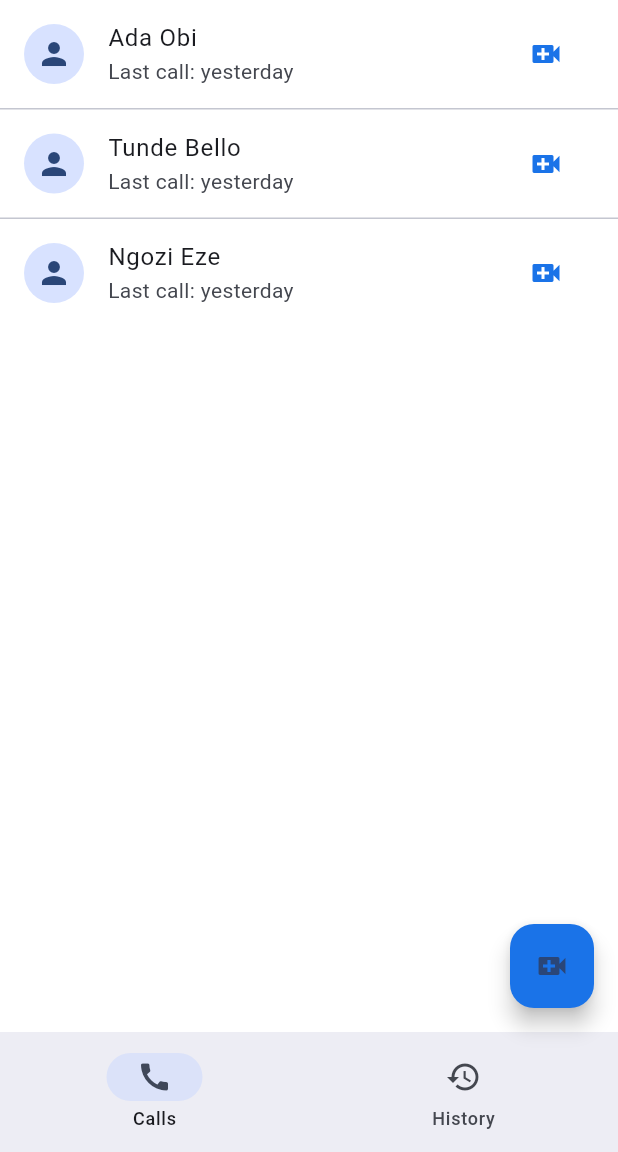
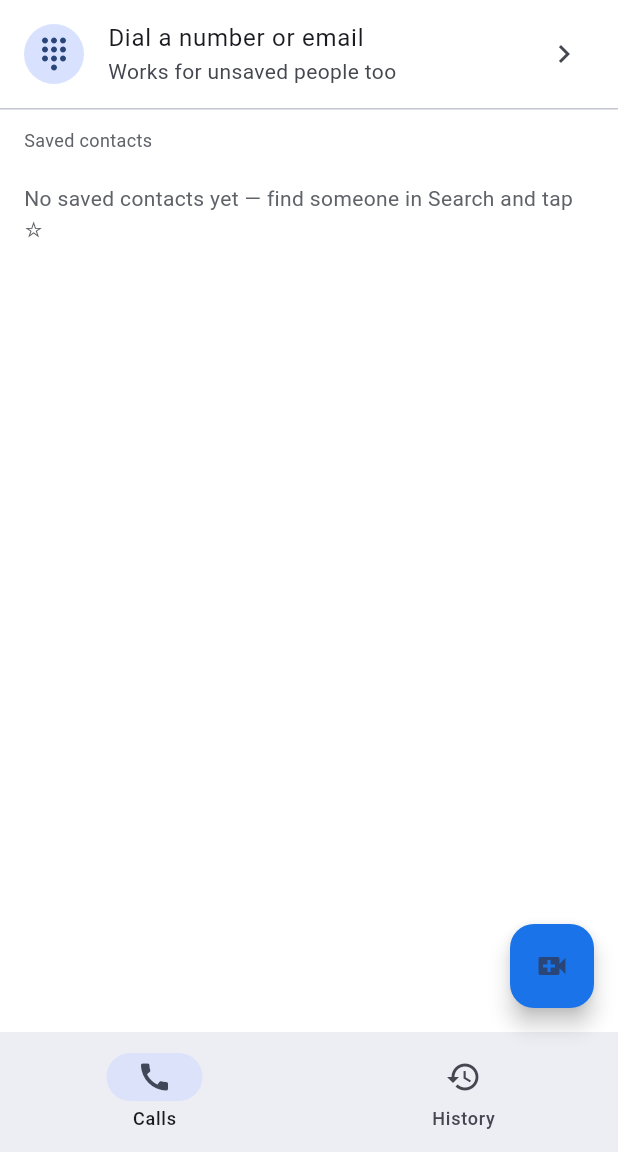
Before and after one commit to SirLifted/CallGuard, a Flutter app: the HomeScreen screen opened by its route, after a tap on the "video call" icon, on a phone screen of 412 x 824 dp, the part 84-1236 px from its top. Run offline on Flutter 3.47's test engine with Material 3 defaults, Android fonts, the phone set to English and light mode, and no system bars; our stand-ins replace flutter_riverpod, go_router, supabase_flutter; missing offline and left inert: livekit_client; accounts and stored records are empty.

Commit message:
Real dialing: directory search, dial pad, favorites, one-tap call join

```diff
--- /dev/null
+++ b/apps/mobile/lib/calls/pending_call.dart
@@ -0,0 +1,12 @@
+// A call the server just opened for us: relay address + our entry ticket + room id.
+// Set right before navigating to /call/:id; the call screen joins once, then clears it.
+import 'package:flutter_riverpod/flutter_riverpod.dart';
+
+class PendingCall {
+  final String url;
+  final String token;
+  final String callId;
+  const PendingCall({required this.url, required this.token, required this.callId});
+}
+
+final pendingCallProvider = StateProvider<PendingCall?>((_) => null);
--- /dev/null
+++ b/apps/mobile/lib/contacts/favorites_service.dart
@@ -0,0 +1,63 @@
+// Saved contacts (favorites): the app's own address book, same on web/PC/phone.
+// Reads/writes the favorites table directly (RLS: own rows only).
+import 'package:flutter_riverpod/flutter_riverpod.dart';
+import 'package:supabase_flutter/supabase_flutter.dart';
+
+class FavoritesState {
+  final List<Map<String, dynamic>> items; // [{id, display_name}]
+  final bool loading;
+  final String error;
+  const FavoritesState({this.items = const [], this.loading = false, this.error = ''});
+
+  bool isFav(String id) => items.any((e) => e['id'] == id);
+
+  FavoritesState copyWith({List<Map<String, dynamic>>? items, bool? loading, String? error}) {
+    return FavoritesState(
+      items: items ?? this.items,
+      loading: loading ?? this.loading,
+      error: error ?? this.error,
+    );
+  }
+}
+
+class FavoritesService extends StateNotifier<FavoritesState> {
+  FavoritesService() : super(const FavoritesState());
+
+  Future<void> refresh() async {
+    state = state.copyWith(loading: true, error: '');
+    try {
+      final client = Supabase.instance.client;
+      final favRows =
+          await client.from('favorites').select('fav_user_id') as List;
+      final ids = [for (final r in favRows) (r as Map)['fav_user_id'] as String];
+      if (ids.isEmpty) {
+        state = state.copyWith(items: const [], loading: false);
+        return;
+      }
+      final users =
+          await client.from('users').select('id,display_name').inFilter('id', ids) as List;
+      state = state.copyWith(
+          items: [for (final u in users) (u as Map).cast<String, dynamic>()], loading: false);
+    } catch (_) {
+      state = state.copyWith(loading: false, error: 'Could not load — Retry');
+    }
+  }
+
+  Future<void> toggle(String favUserId) async {
+    try {
+      final client = Supabase.instance.client;
+      final me = client.auth.currentUser!.id;
+      if (state.isFav(favUserId)) {
+        await client.from('favorites').delete().eq('user_id', me).eq('fav_user_id', favUserId);
+      } else {
+        await client.from('favorites').insert({'user_id': me, 'fav_user_id': favUserId});
+      }
+      await refresh();
+    } catch (_) {
+      state = state.copyWith(error: 'Could not save — Retry');
+    }
+  }
+}
+
+final favoritesProvider =
+    StateNotifierProvider<FavoritesService, FavoritesState>((ref) => FavoritesService());
--- a/apps/mobile/lib/main.dart
+++ b/apps/mobile/lib/main.dart
@@ -12,6 +12,7 @@ import 'screens/profile_setup_screen.dart';
 import 'screens/onboarding_screen.dart';
 import 'screens/home_screen.dart';
 import 'screens/search_screen.dart';
+import 'screens/dial_screen.dart';
 import 'screens/call_screen.dart';
 import 'screens/recording_details_screen.dart';
 import 'screens/settings_screens.dart';
@@ -77,6 +78,7 @@ GoRouter _router() {
       GoRoute(path: '/profile/setup', builder: (_, __) => const ProfileSetupScreen()),
       GoRoute(path: '/', builder: (_, __) => const HomeScreen()),
       GoRoute(path: '/search', builder: (_, __) => const SearchScreen()),
+      GoRoute(path: '/dial', builder: (_, __) => const DialScreen()),
       GoRoute(path: '/profile', builder: (_, __) => const ProfileScreen()),
       GoRoute(path: '/call/:id', builder: (_, s) => CallScreen(callId: s.pathParameters['id']!)),
       GoRoute(path: '/history/:id', builder: (_, s) => RecordingDetailsScreen(recordingId: s.pathParameters['id']!)),
--- a/apps/mobile/lib/screens/home_screen.dart
+++ b/apps/mobile/lib/screens/home_screen.dart
@@ -1,4 +1,8 @@
 import 'package:flutter/material.dart';
+import 'package:flutter_riverpod/flutter_riverpod.dart';
+import '../../api/api_client_provider.dart';
+import '../../calls/pending_call.dart';
+import '../../contacts/favorites_service.dart';
 import '../../core/app_tokens.dart';
 import '../../data/demo_data.dart';
 
@@ -42,21 +46,75 @@ class _HomeScreenState extends State<HomeScreen> {
   }
 }
 
-class _CallsTab extends StatelessWidget {
+class _CallsTab extends ConsumerStatefulWidget {
   const _CallsTab();
   @override
+  ConsumerState<_CallsTab> createState() => _CallsTabState();
+}
+
+class _CallsTabState extends ConsumerState<_CallsTab> {
+  @override
+  void initState() {
+    super.initState();
+    Future.microtask(() => ref.read(favoritesProvider.notifier).refresh());
+  }
+
+  Future<void> _call(String favUserId, String label) async {
+    final messenger = ScaffoldMessenger.of(context);
+    try {
+      final res = await ref.read(apiClientProvider).createCall(favUserId);
+      ref.read(pendingCallProvider.notifier).state = PendingCall(
+        url: res['livekit_url'] as String,
+        token: res['caller_token'] as String,
+        callId: res['call_id'] as String,
+      );
+      if (!mounted) return;
+      Navigator.pushNamed(context, '/call/${res['call_id']}');
+    } catch (_) {
+      messenger.showSnackBar(SnackBar(content: Text('Could not call $label — Retry')));
+    }
+  }
+
+  @override
   Widget build(BuildContext context) {
-    return ListView.separated(
-      itemCount: demoContacts.length,
-      separatorBuilder: (_, __) => const Divider(height: 1),
-      itemBuilder: (_, i) => ListTile(
-        leading: const CircleAvatar(child: Icon(Icons.person)),
-        title: Text(demoContacts[i].name),
-        subtitle: const Text('Last call: yesterday'),
-        trailing: IconButton(
-          onPressed: () => Navigator.pushReplacementNamed(context, '/call/demo'),
-          icon: const Icon(Icons.video_call, color: AppTokens.primary),
-        ),
+    final favs = ref.watch(favoritesProvider);
+    return RefreshIndicator(
+      onRefresh: () => ref.read(favoritesProvider.notifier).refresh(),
+      child: ListView(
+        children: [
+          ListTile(
+            leading: const CircleAvatar(child: Icon(Icons.dialpad)),
+            title: const Text('Dial a number or email'),
+            subtitle: const Text('Works for unsaved people too'),
+            trailing: const Icon(Icons.chevron_right),
+            onTap: () => Navigator.pushNamed(context, '/dial'),
+          ),
+          const Divider(height: 1),
+          const Padding(
+            padding: EdgeInsets.fromLTRB(16, 12, 16, 4),
+            child: Text('Saved contacts', style: TextStyle(fontSize: 12, color: AppTokens.secondary)),
+          ),
+          if (favs.loading && favs.items.isEmpty)
+            const Padding(padding: EdgeInsets.all(16), child: Center(child: CircularProgressIndicator()))
+          else if (favs.items.isEmpty)
+            const Padding(
+              padding: EdgeInsets.all(16),
+              child: Text('No saved contacts yet — find someone in Search and tap ☆',
+                  style: TextStyle(color: AppTokens.secondary)),
+            )
+          else
+            for (final f in favs.items)
+              ListTile(
+                leading: const CircleAvatar(child: Icon(Icons.person)),
+                title: Text((f['display_name'] as String?)?.isNotEmpty == true
+                    ? f['display_name'] as String
+                    : 'CallGuard user'),
+                trailing: IconButton(
+                  onPressed: () => _call(f['id'] as String, 'contact'),
+                  icon: const Icon(Icons.video_call, color: AppTokens.primary),
+                ),
+              ),
+        ],
       ),
     );
   }
```
Also changed, not shown: apps/mobile/lib/api/api_client.dart (+17 -0 lines), apps/mobile/lib/screens/call_screen.dart (+10 -1 lines), apps/mobile/lib/screens/dial_screen.dart (added, +103 -0 lines), apps/mobile/lib/screens/search_screen.dart (+110 -32 lines), 1 other file.
